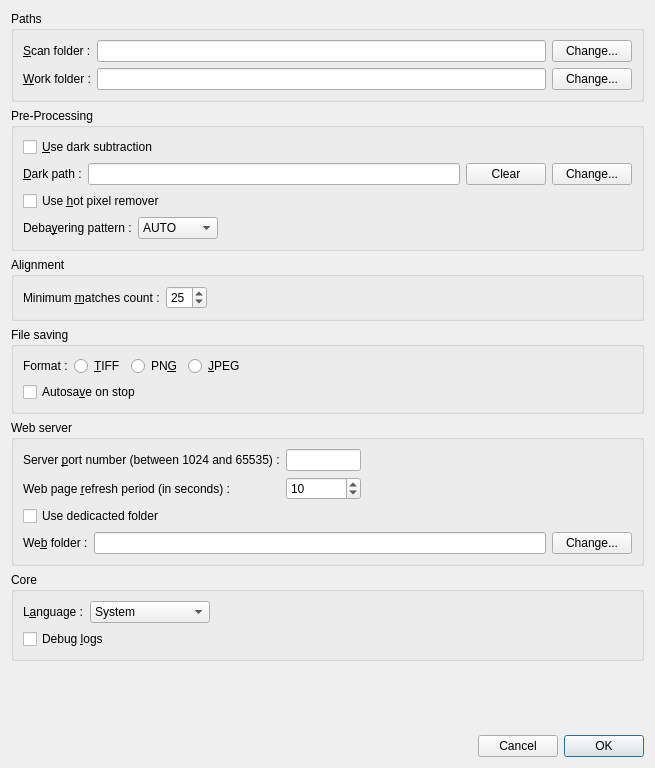
Before: the Qt Designer form src/als/ui/prefs_ui.ui in gehelem/als, drawn with Qt 5.
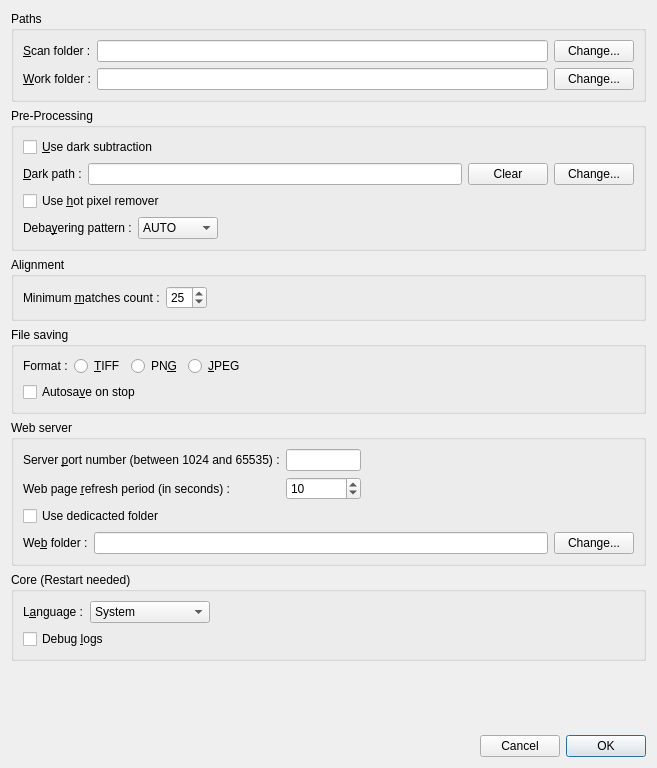
After: the same form once the commit is applied.

Commit message: add 'restart needed' message to Core preferences panel

Diff of the .ui file:
```diff
--- a/src/als/ui/prefs_ui.ui
+++ b/src/als/ui/prefs_ui.ui
@@ -6,7 +6,7 @@
    <rect>
     <x>0</x>
     <y>0</y>
-    <width>655</width>
+    <width>657</width>
     <height>768</height>
    </rect>
   </property>
@@ -493,7 +493,7 @@
    <item>
     <widget class="QGroupBox" name="groupBox_6">
      <property name="title">
-      <string>Core</string>
+      <string>Core (Restart needed)</string>
      </property>
      <layout class="QVBoxLayout" name="verticalLayout_5">
       <item>
```
The commit also changes 2 other files.
